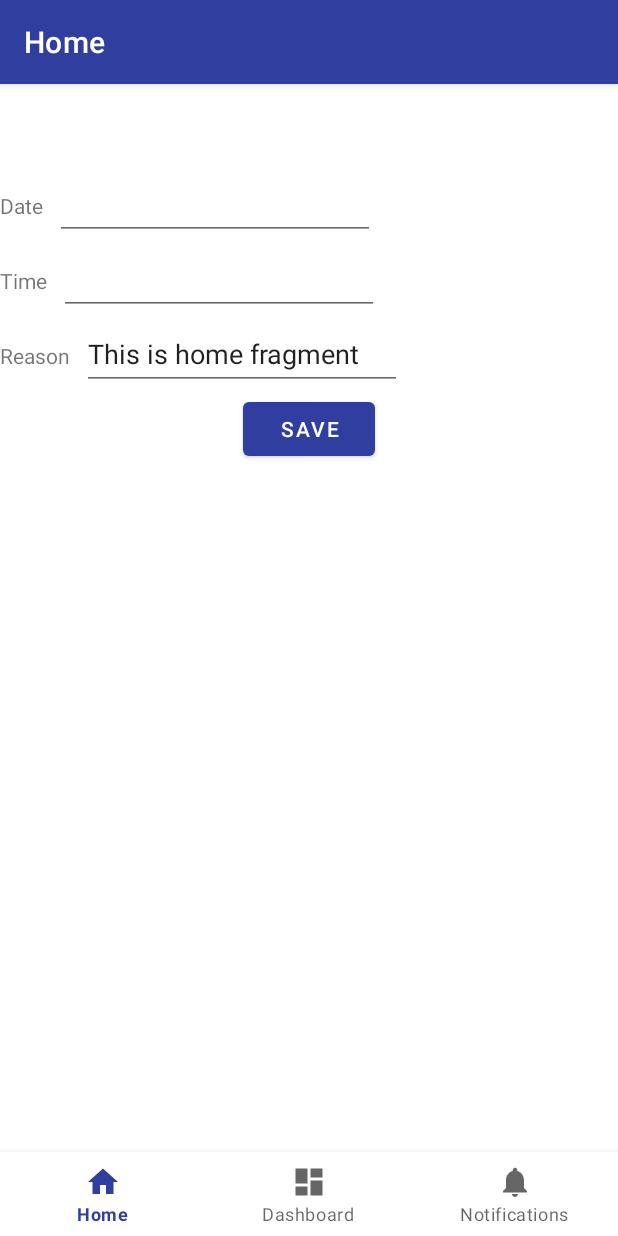
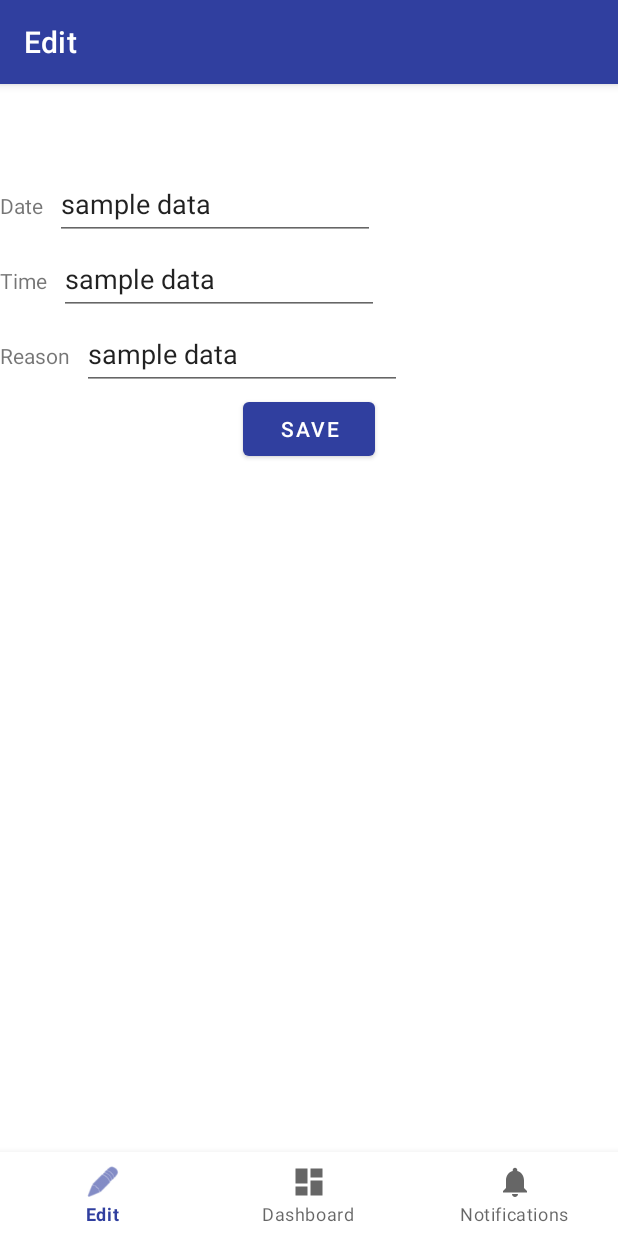
Before and after one commit to reger24/SmokingHabit, an Android app: the EditFragment screen opened through its navigation route, on a phone screen of 412 x 824 dp. Run offline under Robolectric (Android 15) with nearby library versions, the phone set to English and light mode, and no system bars; our stand-ins replace navigation-ui.

Commit message:
start implementing edit screen

```diff
--- a/app/src/main/AndroidManifest.xml
+++ b/app/src/main/AndroidManifest.xml
@@ -12,7 +12,6 @@
             android:name=".LogEntryListActivity"
             android:exported="true"
             android:label="@string/title_activity_log_entry_list">
-
         </activity>
 
         <service
--- a/app/src/main/java/de/diegruender49/smokinghabit/LogEntryRecyclerViewAdapter.java
+++ b/app/src/main/java/de/diegruender49/smokinghabit/LogEntryRecyclerViewAdapter.java
@@ -13,7 +13,6 @@ import java.util.List;
 
 /**
  * {@link RecyclerView.Adapter} that can display a {@link PlaceholderItem}.
- * TODO: Replace the implementation with code for your data type.
  */
 public class LogEntryRecyclerViewAdapter extends RecyclerView.Adapter<LogEntryRecyclerViewAdapter.ViewHolder> {
 
--- a/app/src/main/java/de/diegruender49/smokinghabit/placeholder/PlaceholderContent.java
+++ b/app/src/main/java/de/diegruender49/smokinghabit/placeholder/PlaceholderContent.java
@@ -27,12 +27,14 @@ public class PlaceholderContent {
     public static final Map<String, PlaceholderItem> ITEM_MAP = new HashMap<String, PlaceholderItem>();
 
     public static void addItem(PlaceholderItem item) {
-        ITEMS.add(item);
-        ITEM_MAP.put(item.id, item);
+        if (!ITEM_MAP.containsKey(item.id)) { // prevent double entry
+            ITEMS.add(item);
+            ITEM_MAP.put(item.id, item);
+        }
     }
 
     public static PlaceholderItem createPlaceholderItem(int position, long aDateTime, String desc) {
-        return new PlaceholderItem(String.valueOf(position), "Item ", aDateTime,desc);
+        return new PlaceholderItem(String.valueOf(position), "", aDateTime,desc);
     }
 
 
--- a/app/src/main/java/de/diegruender49/smokinghabit/ui/home/HomeFragment.java
+++ b/app/src/main/java/de/diegruender49/smokinghabit/ui/home/EditFragment.java
@@ -12,19 +12,24 @@ import androidx.lifecycle.ViewModelProvider;
 
 import de.diegruender49.smokinghabit.databinding.FragmentHomeBinding;
 
-public class HomeFragment extends Fragment {
+public class EditFragment extends Fragment {
 
     private FragmentHomeBinding binding;
 
     public View onCreateView(@NonNull LayoutInflater inflater,
                              ViewGroup container, Bundle savedInstanceState) {
-        HomeViewModel homeViewModel =
-                new ViewModelProvider(this).get(HomeViewModel.class);
+        EditViewModel homeViewModel =
+                new ViewModelProvider(this).get(EditViewModel.class);
 
         binding = FragmentHomeBinding.inflate(inflater, container, false);
         View root = binding.getRoot();
 
+        final EditText logDate = binding.editLogDate;
+        final EditText logTime = binding.editLogTime;
         final EditText logDesc = binding.editLogDesc;
+
+        homeViewModel.getText().observe(getViewLifecycleOwner(), logDate::setText);
+        homeViewModel.getText().observe(getViewLifecycleOwner(), logTime::setText);
         homeViewModel.getText().observe(getViewLifecycleOwner(), logDesc::setText);
         return root;
     }
--- a/app/src/main/java/de/diegruender49/smokinghabit/ui/home/HomeViewModel.java
+++ b/app/src/main/java/de/diegruender49/smokinghabit/ui/home/EditViewModel.java
@@ -4,13 +4,13 @@ import androidx.lifecycle.LiveData;
 import androidx.lifecycle.MutableLiveData;
 import androidx.lifecycle.ViewModel;
 
-public class HomeViewModel extends ViewModel {
+public class EditViewModel extends ViewModel {
 
     private final MutableLiveData<String> mText;
 
-    public HomeViewModel() {
+    public EditViewModel() {
         mText = new MutableLiveData<>();
-        mText.setValue("This is home fragment");
+        mText.setValue("sample data");
     }
 
     public LiveData<String> getText() {
--- a/app/src/main/res/layout/fragment_home.xml
+++ b/app/src/main/res/layout/fragment_home.xml
@@ -4,7 +4,7 @@
     android:layout_width="match_parent"
     android:layout_height="match_parent"
     android:orientation="vertical"
-    tools:context=".ui.home.HomeFragment">
+    tools:context=".ui.home.EditFragment">
 
     <Space
         android:layout_width="match_parent"
--- a/app/src/main/res/menu/bottom_nav_menu.xml
+++ b/app/src/main/res/menu/bottom_nav_menu.xml
@@ -3,8 +3,8 @@
 
     <item
         android:id="@+id/navigation_home"
-        android:icon="@drawable/ic_home_black_24dp"
-        android:title="@string/title_home" />
+        android:icon="@android:drawable/ic_menu_edit"
+        android:title="@string/title_edit" />
 
     <item
         android:id="@+id/navigation_dashboard"
--- a/app/src/main/res/navigation/mobile_navigation.xml
+++ b/app/src/main/res/navigation/mobile_navigation.xml
@@ -7,8 +7,8 @@
 
     <fragment
         android:id="@+id/navigation_home"
-        android:name="de.diegruender49.smokinghabit.ui.home.HomeFragment"
-        android:label="@string/title_home"
+        android:name="de.diegruender49.smokinghabit.ui.home.EditFragment"
+        android:label="@string/title_edit"
         tools:layout="@layout/fragment_home" />
 
     <fragment
--- a/app/src/main/res/values/strings.xml
+++ b/app/src/main/res/values/strings.xml
@@ -34,7 +34,7 @@
 
     <string name="hello_first_fragment">Hello first fragment</string>
     <string name="hello_second_fragment">Hello second fragment. Arg: %1$s</string>
-    <string name="title_home">Home</string>
+    <string name="title_edit">Edit</string>
     <string name="title_dashboard">Dashboard</string>
     <string name="title_notifications">Notifications</string>
     <string name="key_figures">Key Figures</string>
```
Also changed, not shown: app/src/main/java/de/diegruender49/smokinghabit/ui/notifications/NotificationsFragment.java (deleted, +0 -63 lines), app/src/main/res/layout/fragment_log_entry.xml (+11 -10 lines), app/src/main/res/layout/fragment_notifications.xml (deleted, +0 -61 lines).
